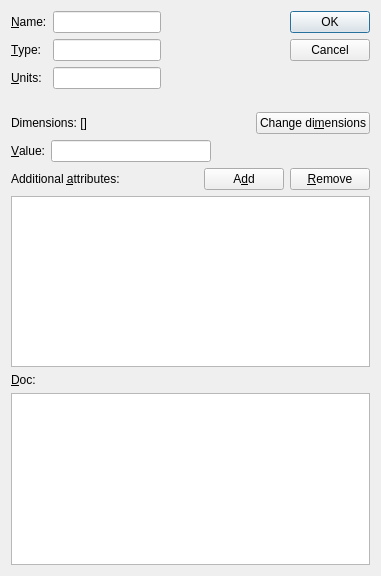
This is ndtsconfigtool/fielddlg.ui in jkotan/nexdatas.configtool as Qt 5 draws it before an edit. The edited form follows.
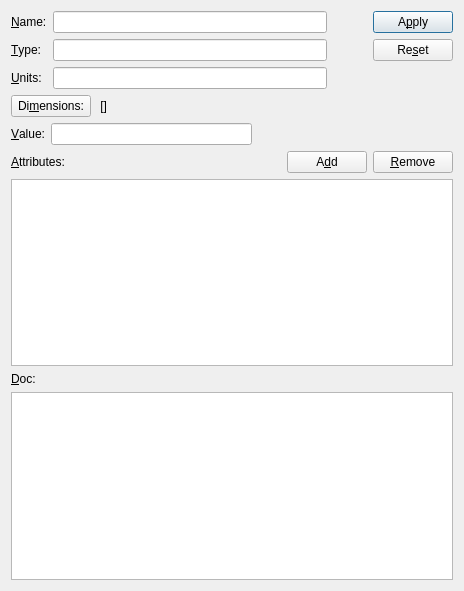
This is the edited form.

Commit message: adding abstract NodeDlg class

Patch:
```diff
--- a/ndtsconfigtool/fielddlg.ui
+++ b/ndtsconfigtool/fielddlg.ui
@@ -6,8 +6,8 @@
    <rect>
     <x>0</x>
     <y>0</y>
-    <width>381</width>
-    <height>576</height>
+    <width>464</width>
+    <height>591</height>
    </rect>
   </property>
   <property name="minimumSize">
@@ -21,7 +21,7 @@
   </property>
   <layout class="QGridLayout" name="gridLayout">
    <item row="0" column="0">
-    <layout class="QVBoxLayout" name="verticalLayout">
+    <layout class="QVBoxLayout" name="verticalLayout_2">
      <item>
       <layout class="QHBoxLayout" name="horizontalLayout_2">
        <item>
@@ -72,6 +72,9 @@
          <property name="orientation">
           <enum>Qt::Horizontal</enum>
          </property>
+         <property name="sizeType">
+          <enum>QSizePolicy::Maximum</enum>
+         </property>
          <property name="sizeHint" stdset="0">
           <size>
            <width>40</width>
@@ -81,38 +84,57 @@
         </spacer>
        </item>
        <item>
-        <widget class="QDialogButtonBox" name="buttonBox">
-         <property name="enabled">
-          <bool>true</bool>
-         </property>
-         <property name="sizePolicy">
-          <sizepolicy hsizetype="Fixed" vsizetype="Fixed">
-           <horstretch>0</horstretch>
-           <verstretch>0</verstretch>
-          </sizepolicy>
-         </property>
-         <property name="minimumSize">
-          <size>
-           <width>0</width>
-           <height>95</height>
-          </size>
-         </property>
-         <property name="orientation">
-          <enum>Qt::Vertical</enum>
-         </property>
-         <property name="standardButtons">
-          <set>QDialogButtonBox::Cancel|QDialogButtonBox::Ok</set>
-         </property>
-        </widget>
+        <layout class="QVBoxLayout" name="verticalLayout">
+         <item>
+          <widget class="QPushButton" name="applyPushButton">
+           <property name="text">
+            <string>A&amp;pply</string>
+           </property>
+          </widget>
+         </item>
+         <item>
+          <widget class="QPushButton" name="resetPushButton">
+           <property name="text">
+            <string>Re&amp;set</string>
+           </property>
+          </widget>
+         </item>
+         <item>
+          <spacer name="verticalSpacer">
+           <property name="orientation">
+            <enum>Qt::Vertical</enum>
+           </property>
+           <property name="sizeHint" stdset="0">
+            <size>
+             <width>20</width>
+             <height>20</height>
+            </size>
+           </property>
+          </spacer>
+         </item>
+        </layout>
        </item>
       </layout>
      </item>
      <item>
       <layout class="QHBoxLayout" name="horizontalLayout_4">
+       <item>
+        <widget class="QPushButton" name="dimPushButton">
+         <property name="sizePolicy">
+          <sizepolicy hsizetype="Fixed" vsizetype="Fixed">
+           <horstretch>0</horstretch>
+           <verstretch>0</verstretch>
+          </sizepolicy>
+         </property>
+         <property name="text">
+          <string>Di&amp;mensions:</string>
+         </property>
+        </widget>
+       </item>
        <item>
         <widget class="QLabel" name="dimLabel">
          <property name="text">
-          <string>Dimensions: []</string>
+          <string> []              </string>
          </property>
         </widget>
        </item>
@@ -129,19 +151,6 @@
          </property>
         </spacer>
        </item>
-       <item>
-        <widget class="QPushButton" name="dimPushButton">
-         <property name="sizePolicy">
-          <sizepolicy hsizetype="Fixed" vsizetype="Fixed">
-           <horstretch>0</horstretch>
-           <verstretch>0</verstretch>
-          </sizepolicy>
-         </property>
-         <property name="text">
-          <string>Change di&amp;mensions</string>
-         </property>
-        </widget>
-       </item>
       </layout>
      </item>
      <item>
@@ -179,7 +188,7 @@
        <item>
         <widget class="QLabel" name="attributesLabel">
          <property name="text">
-          <string>Additional &amp;attributes:</string>
+          <string>&amp;Attributes:</string>
          </property>
          <property name="buddy">
           <cstring>attributeTableWidget</cstring>
```
Left out of the diff: 37 changed lines with no effect on the pictures. The commit also changes 8 other files.
